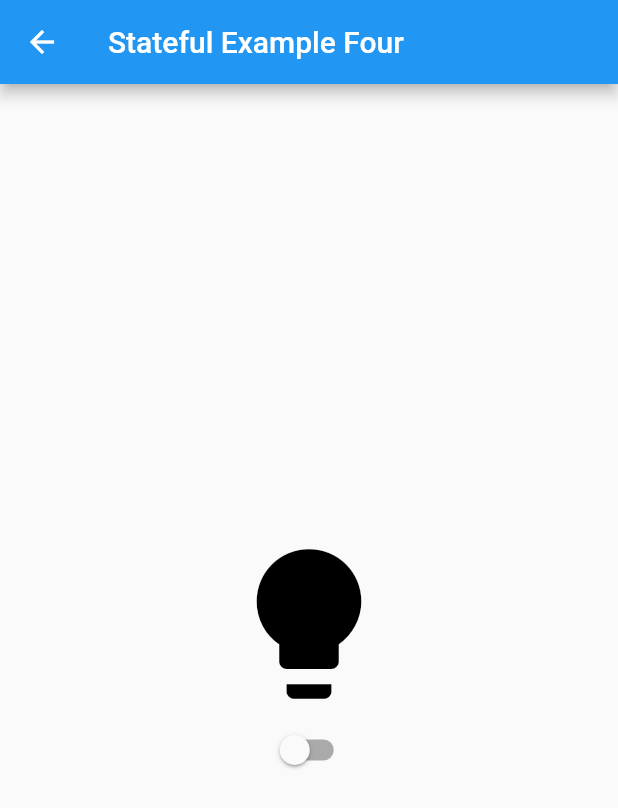
After one commit to abidroid/pseb_examples, a Flutter app: the screen it shows after launch, after a tap on an icon or button, on a phone screen of 412 x 824 dp. The commit adds this screen. Shown: the top 808 px of the screen. Run offline on Flutter 3.47's test engine with Material 2 defaults, Android fonts, the phone set to English and light mode, and no system bars.

Commit message:
example 4 added

```diff
--- a/lib/main.dart
+++ b/lib/main.dart
@@ -1,4 +1,5 @@
 import 'package:flutter/material.dart';
+import 'package:pseb_examples/screens/home_screen.dart';
 import 'package:pseb_examples/screens/stf_one.dart';
 
 void main() {
@@ -17,7 +18,7 @@ class MyApp extends StatelessWidget {
 
         primarySwatch: Colors.blue,
       ),
-      home: const StfOne(),
+      home: const HomeScreen(),
     );
   }
 }
--- a/lib/screens/home_screen.dart
+++ b/lib/screens/home_screen.dart
@@ -1,4 +1,5 @@
 import 'package:flutter/material.dart';
+import 'package:pseb_examples/screens/stf_four.dart';
 import 'package:pseb_examples/screens/stf_one.dart';
 
 class HomeScreen extends StatefulWidget {
@@ -25,7 +26,16 @@ class _HomeScreenState extends State<HomeScreen> {
                 return const StfOne();
               }));
             },
-          )
+          ),
+          ListTile(
+            leading: const Text('2'),
+            title: const Text('Stateful example 4'),
+            onTap: (){
+              Navigator.of(context).push(MaterialPageRoute(builder: (context){
+                return const StfFour();
+              }));
+            },
+          ),
         ],
       ),
     );
--- /dev/null
+++ b/lib/screens/stf_four.dart
@@ -0,0 +1,40 @@
+import 'package:flutter/material.dart';
+
+class StfFour extends StatefulWidget {
+  const StfFour({Key? key}) : super(key: key);
+
+  @override
+  State<StfFour> createState() => _StfFourState();
+}
+
+class _StfFourState extends State<StfFour> {
+  bool bulbStatus = false; // state variable
+
+  @override
+  Widget build(BuildContext context) {
+    return Scaffold(
+      appBar: AppBar(
+        title: const Text('Stateful Example Four'),
+      ),
+      body: Center(
+        child: Column(
+          mainAxisSize: MainAxisSize.min,
+          children: [
+            Icon(
+              Icons.lightbulb,
+              size: 120,
+              color: bulbStatus ? Colors.amber : Colors.black,
+            ),
+            Switch(
+                value: bulbStatus,
+                onChanged: (bool isChecked) {
+                  setState(() {
+                    bulbStatus = isChecked;
+                  });
+                })
+          ],
+        ),
+      ),
+    );
+  }
+}
```
